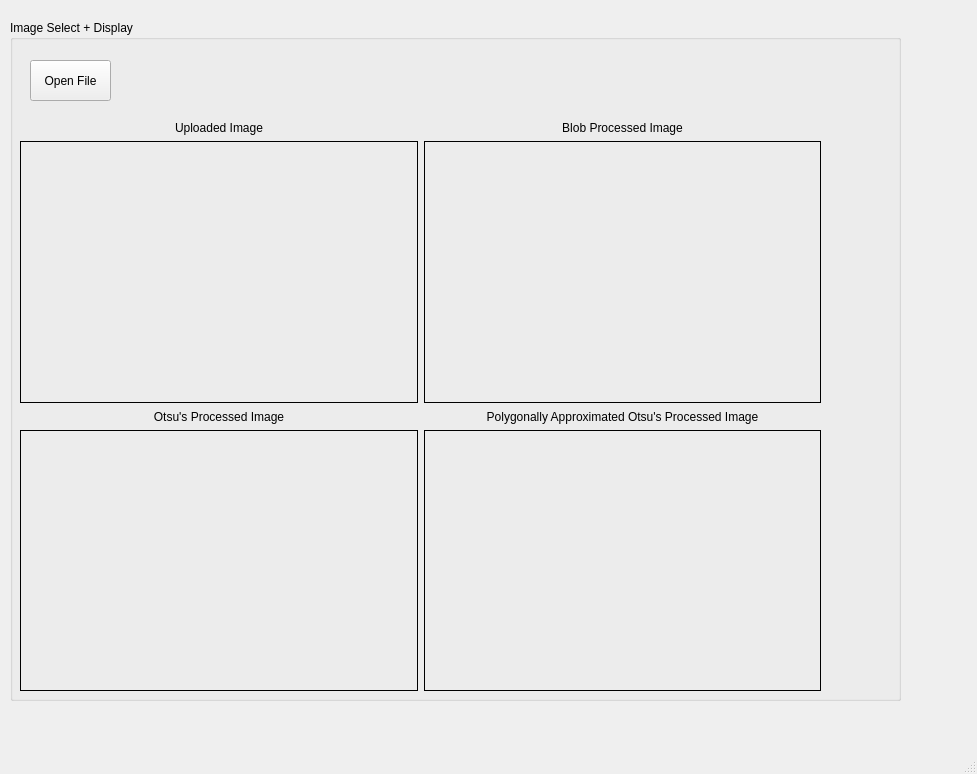
Qt form src/eggsizerml.ui (jaxmattfair/eggsizerML) before a commit.
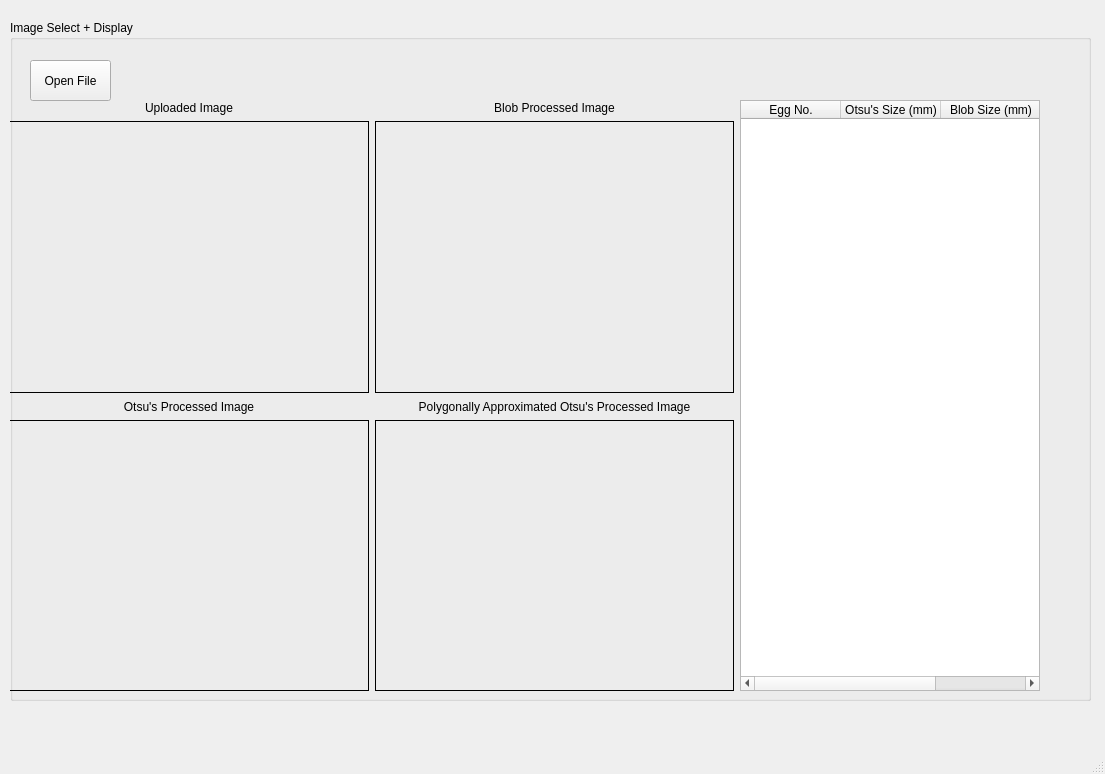
The same form after that commit.

Diff of the .ui file:
```diff
--- a/src/eggsizerml.ui
+++ b/src/eggsizerml.ui
@@ -6,7 +6,7 @@
    <rect>
     <x>0</x>
     <y>0</y>
-    <width>977</width>
+    <width>1105</width>
     <height>774</height>
    </rect>
   </property>
@@ -19,7 +19,7 @@
      <rect>
       <x>10</x>
       <y>20</y>
-      <width>891</width>
+      <width>1081</width>
       <height>681</height>
      </rect>
     </property>
@@ -42,12 +42,14 @@
     <widget class="QWidget" name="verticalLayoutWidget">
      <property name="geometry">
       <rect>
-       <x>10</x>
-       <y>100</y>
-       <width>801</width>
-       <height>571</height>
+       <x>-1</x>
+       <y>80</y>
+       <width>1031</width>
+       <height>591</height>
       </rect>
      </property>
+     <layout class="QHBoxLayout" name="horizontalLayout">
+      <item>
      <layout class="QVBoxLayout" name="image_output_disp">
       <item>
        <layout class="QHBoxLayout" name="image_output_u_disp">
@@ -190,6 +192,39 @@
        </layout>
       </item>
      </layout>
+      </item>
+      <item>
+       <widget class="QTableWidget" name="tableWidget">
+        <property name="maximumSize">
+         <size>
+          <width>300</width>
+          <height>16777215</height>
+         </size>
+        </property>
+        <attribute name="horizontalHeaderVisible">
+         <bool>true</bool>
+        </attribute>
+        <attribute name="verticalHeaderVisible">
+         <bool>false</bool>
+        </attribute>
+        <column>
+         <property name="text">
+          <string>Egg No.</string>
+         </property>
+        </column>
+        <column>
+         <property name="text">
+          <string>Otsu's Size (mm)</string>
+         </property>
+        </column>
+        <column>
+         <property name="text">
+          <string>Blob Size (mm)</string>
+         </property>
+        </column>
+       </widget>
+      </item>
+     </layout>
     </widget>
    </widget>
   </widget>
```
Left out of the diff: 4 changed lines with no effect on the pictures. Lines whose indentation alone changed are shown as unchanged.
